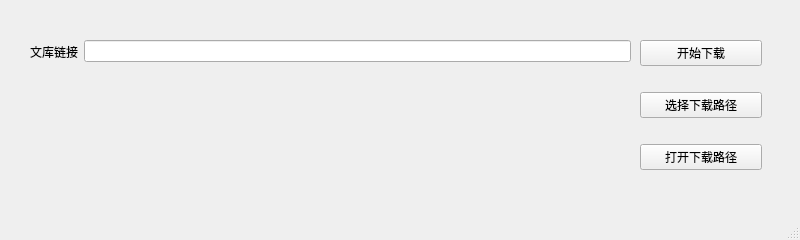
Old version of the form src/window.ui in the repository JobYan/baidu_wenku.
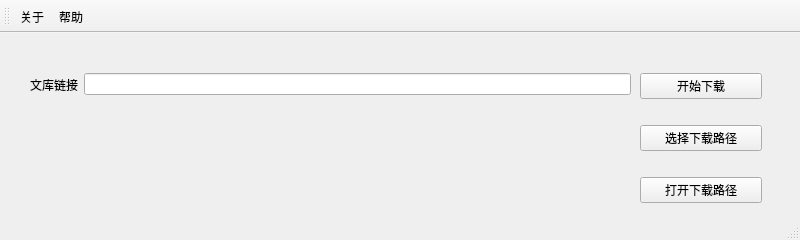
New version of the form.

Commit message: [ADD]增加「关于」和「帮助」页面

What changed in the file:
```diff
--- a/src/window.ui
+++ b/src/window.ui
@@ -14,7 +14,7 @@
    <string>MainWindow</string>
   </property>
   <widget class="QWidget" name="centralwidget">
-   <widget class="QWidget" name="">
+   <widget class="QWidget" name="layoutWidget">
     <property name="geometry">
      <rect>
       <x>640</x>
@@ -47,7 +47,7 @@
      </item>
     </layout>
    </widget>
-   <widget class="QWidget" name="">
+   <widget class="QWidget" name="layoutWidget">
     <property name="geometry">
      <rect>
       <x>30</x>
@@ -71,19 +71,27 @@
    </widget>
   </widget>
   <widget class="QStatusBar" name="statusbar"/>
-  <action name="actionzhuji">
-   <property name="text">
-    <string>zhuji</string>
+  <widget class="QToolBar" name="toolBar">
+   <property name="windowTitle">
+    <string>toolBar</string>
    </property>
-  </action>
-  <action name="action123">
+   <attribute name="toolBarArea">
+    <enum>TopToolBarArea</enum>
+   </attribute>
+   <attribute name="toolBarBreak">
+    <bool>false</bool>
+   </attribute>
+   <addaction name="actAbout"/>
+   <addaction name="actHelp"/>
+  </widget>
+  <action name="actAbout">
    <property name="text">
-    <string>123</string>
+    <string>关于</string>
    </property>
   </action>
-  <action name="action123_2">
+  <action name="actHelp">
    <property name="text">
-    <string>123</string>
+    <string>帮助</string>
    </property>
   </action>
  </widget>
```
The commit also changes 10 other files.
